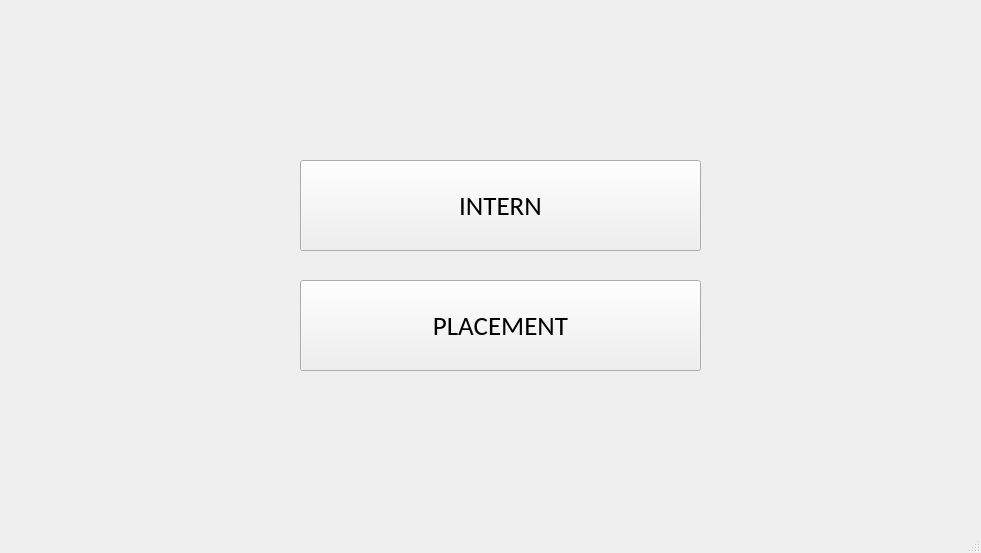
Qt form frontend/ui/intern_placement.ui (raghuvanshraj/Placement-Cell-Management-System) before a commit.
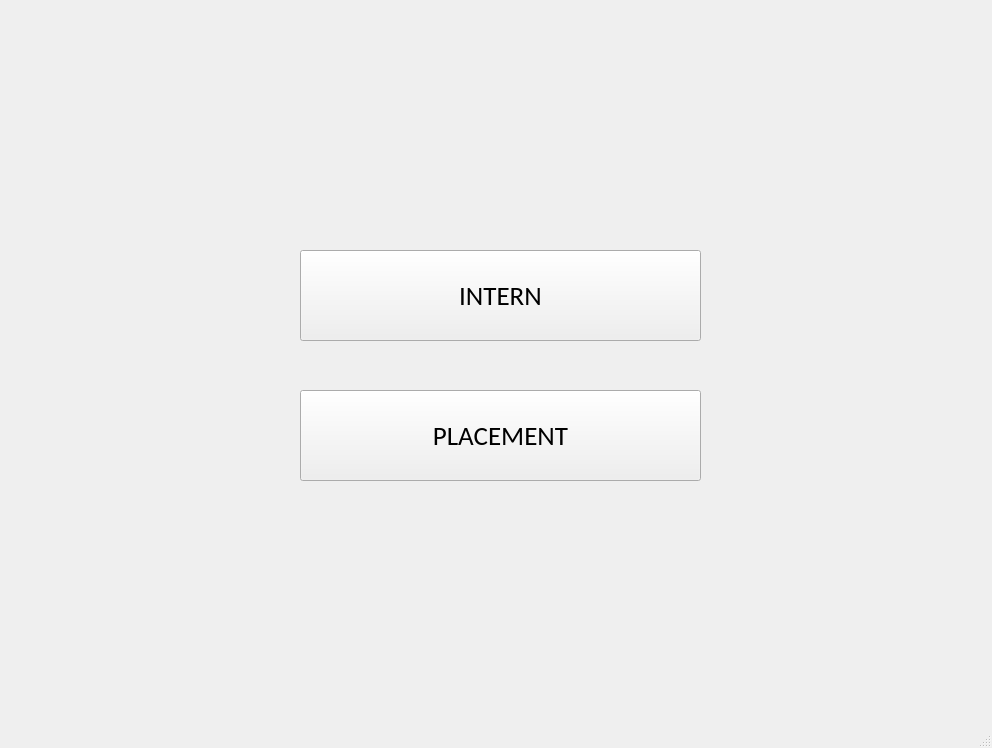
The same form after that commit.

```diff
--- a/frontend/ui/intern_placement.ui
+++ b/frontend/ui/intern_placement.ui
@@ -6,8 +6,8 @@
    <rect>
     <x>0</x>
     <y>0</y>
-    <width>981</width>
-    <height>553</height>
+    <width>992</width>
+    <height>748</height>
    </rect>
   </property>
   <property name="windowTitle">
@@ -18,7 +18,7 @@
     <property name="geometry">
      <rect>
       <x>300</x>
-      <y>160</y>
+      <y>250</y>
       <width>401</width>
       <height>91</height>
      </rect>
@@ -37,7 +37,7 @@
     <property name="geometry">
      <rect>
       <x>300</x>
-      <y>280</y>
+      <y>390</y>
       <width>401</width>
       <height>91</height>
      </rect>
```
Left out of the diff: 4 changed lines with no effect on the pictures.
